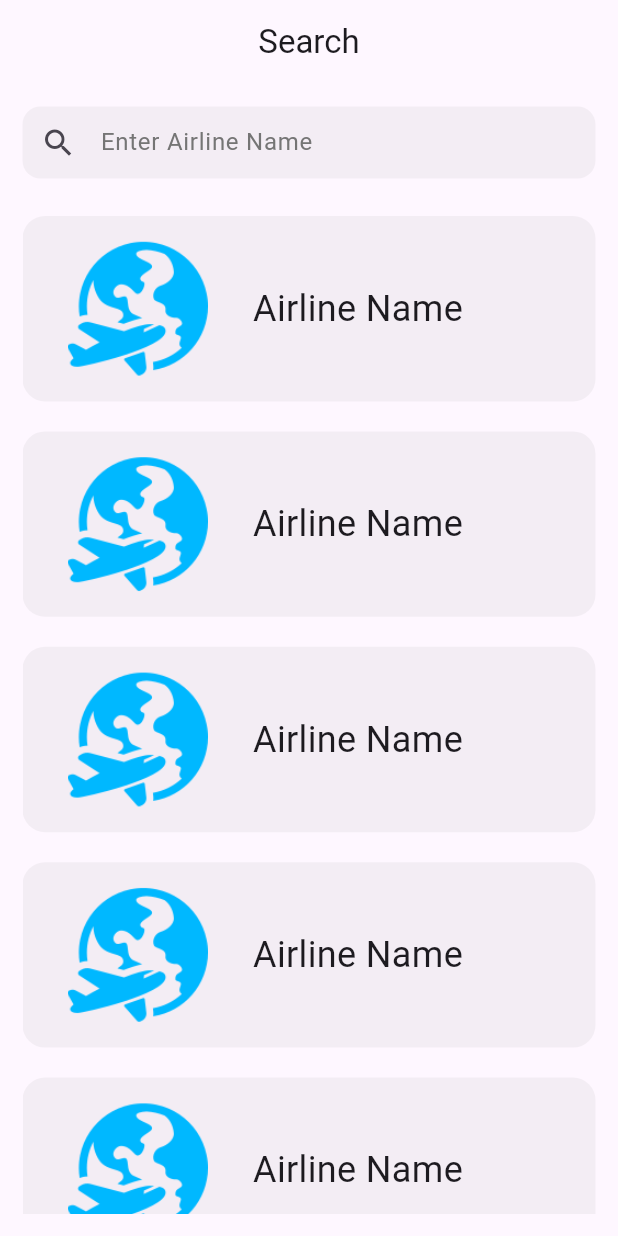
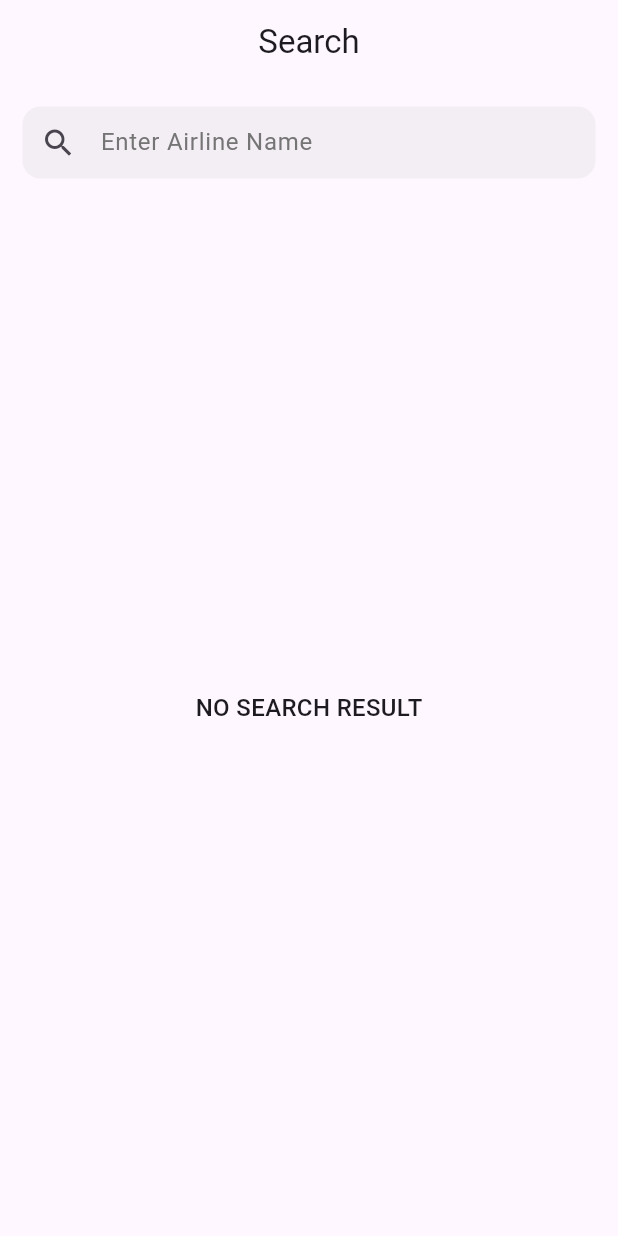
Before and after one commit to Ahmed-Mahrous/airlines, a Flutter app: the SearchScreen screen opened by its route, on a phone screen of 412 x 824 dp. Run offline on Flutter 3.47's test engine with Material 3 defaults, Android fonts, the phone set to English and light mode, and no system bars; our stand-ins replace dartz, dio, equatable, flutter_bloc, flutter_svg, fluttertoast and 5 more; accounts and stored records are empty; network calls fail.

Commit message:
adding search feature

```diff
--- a/lib/core/routes/app_router.dart
+++ b/lib/core/routes/app_router.dart
@@ -34,7 +34,7 @@ abstract class AppRouter {
       ),
       GoRoute(
         path: kSettingsScreen,
-        builder: (context, state) => SettingsScreen(),
+        builder: (context, state) => const SettingsScreen(),
       ),
     ],
   );
--- a/lib/core/utils/app_strings.dart
+++ b/lib/core/utils/app_strings.dart
@@ -16,5 +16,6 @@ class AppStrings {
   static String searchHint = 'Enter Airline Name';
   static String darkModeLabel = 'Dark Mode';
   static String noFavYet = 'YOU HAVE NO FAVOURITE AIRLINES YET';
+  static String noSearchResult = 'NO SEARCH RESULT';
   static String hiveBoxName = 'airlineBox';
 }
--- a/lib/core/widgets/failure_widget.dart
+++ b/lib/core/widgets/failure_widget.dart
@@ -14,7 +14,7 @@ class FailureWidget extends StatelessWidget {
           height: 20,
         ),
         Text(error.toUpperCase(),
-            style: TextStyle(fontSize: 18, fontWeight: FontWeight.w500)),
+            style: const TextStyle(fontSize: 16, fontWeight: FontWeight.w500)),
       ],
     );
   }
--- a/lib/features/home/presentation/views/widgets/airlines_section.dart
+++ b/lib/features/home/presentation/views/widgets/airlines_section.dart
@@ -37,7 +37,7 @@ class _AirlinesSectionState extends State<AirlinesSection> {
             },
           );
         } else if (state is AirlinesError) {
-          return FailureWidget(error: state.message);
+          return Center(child: FailureWidget(error: state.message));
         } else {
           return const Center(
               child: CircularProgressIndicator(
--- a/lib/features/home/presentation/views/widgets/fav_airlines_section.dart
+++ b/lib/features/home/presentation/views/widgets/fav_airlines_section.dart
@@ -94,7 +94,7 @@ class _FavAirlinesSectionState extends State<FavAirlinesSection> {
         return Center(
           child: Text(
             AppStrings.noFavYet,
-            style: const TextStyle(fontSize: 18, fontWeight: FontWeight.w500),
+            style: const TextStyle(fontSize: 16, fontWeight: FontWeight.w500),
           ),
         );
       }
--- a/lib/features/search/presentation/views/search_screen.dart
+++ b/lib/features/search/presentation/views/search_screen.dart
@@ -1,36 +1,89 @@
+import 'package:airlines/core/utils/app_colors.dart';
 import 'package:airlines/core/utils/app_strings.dart';
-import 'package:airlines/features/search/presentation/views/widgets/search_field.dart';
+import 'package:airlines/features/home/presentation/manager/cubit/airlines_cubit/airlines_cubit.dart';
+import 'package:airlines/features/home/presentation/manager/cubit/airlines_cubit/airlines_cubit_states.dart';
 import 'package:airlines/features/search/presentation/views/widgets/search_card.dart';
 import 'package:flutter/material.dart';
+import 'package:flutter_bloc/flutter_bloc.dart';
 
-class SearchScreen extends StatelessWidget {
+class SearchScreen extends StatefulWidget {
   const SearchScreen({super.key});
 
+  @override
+  State<SearchScreen> createState() => _SearchScreenState();
+}
+
+class _SearchScreenState extends State<SearchScreen> {
   @override
   Widget build(BuildContext context) {
     return Scaffold(
       appBar: AppBar(
+        scrolledUnderElevation: 0.0,
+        backgroundColor: Colors.transparent,
         centerTitle: true,
         title: Text(AppStrings.searchTitle),
       ),
       body: Padding(
         padding: const EdgeInsets.all(15.0),
         child: SafeArea(
-          child: Column(children: [
-            const SearchField(),
+          child: BlocBuilder<AirlinesCubit, AirlinesCubitStates>(
+            builder: (context, state) {
+              var airlinesCubit = context.read<AirlinesCubit>();
+              return Column(children: [
+                TextFormField(
+                  keyboardType: TextInputType.text,
+                  textInputAction: TextInputAction.search,
+                  onChanged: (value) {},
+                  onFieldSubmitted: (value) {
+                    setState(() {
+                      airlinesCubit.filterByName(value);
+                    });
+                  },
+                  decoration: InputDecoration(
+                    filled: true,
+                    hintStyle: TextStyle(color: AppColors.darkGrey),
+                    fillColor: AppColors.lightGrey,
+                    contentPadding:
+                        const EdgeInsets.symmetric(horizontal: 16, vertical: 8),
+                    border: const OutlineInputBorder(
+                      borderRadius: BorderRadius.all(Radius.circular(12)),
+                      borderSide: BorderSide.none,
+                    ),
+                    hintText: AppStrings.searchHint,
+                    prefixIcon: const Icon(Icons.search),
+                  ),
+                ),
                 const SizedBox(height: 15.0),
-            Expanded(
+                airlinesCubit.filteredList.isEmpty
+                    ? Expanded(
+                        child: Column(
+                          mainAxisAlignment: MainAxisAlignment.center,
+                          children: [
+                            Text(
+                              AppStrings.noSearchResult,
+                              style: const TextStyle(
+                                  fontSize: 16, fontWeight: FontWeight.w500),
+                            ),
+                          ],
+                        ),
+                      )
+                    : Expanded(
                         child: ListView.builder(
                             padding: EdgeInsets.zero,
-                  itemCount: 10,
+                            itemCount: airlinesCubit.filteredList.length,
                             itemBuilder: (context, index) {
-                    return const Padding(
-                      padding: EdgeInsets.symmetric(vertical: 10.0),
-                      child: SearchCard(),
+                              return Padding(
+                                padding:
+                                    const EdgeInsets.symmetric(vertical: 10.0),
+                                child: SearchCard(
+                                  airline: airlinesCubit.filteredList[index],
+                                ),
                               );
                             }),
                       )
-          ]),
+              ]);
+            },
+          ),
         ),
       ),
     );
--- a/lib/features/search/presentation/views/widgets/search_card.dart
+++ b/lib/features/search/presentation/views/widgets/search_card.dart
@@ -1,16 +1,23 @@
-import 'package:airlines/core/utils/app_assets.dart';
+import 'package:airlines/core/routes/app_router.dart';
 import 'package:airlines/core/utils/app_colors.dart';
+import 'package:airlines/core/utils/app_strings.dart';
 import 'package:airlines/core/utils/screen_utils.dart';
+import 'package:airlines/features/home/data/models/airline_model.dart';
 import 'package:flutter/material.dart';
+import 'package:go_router/go_router.dart';
 
 class SearchCard extends StatelessWidget {
-  const SearchCard({super.key});
-
+  const SearchCard({super.key, required this.airline});
+  final AirlineModel airline;
   @override
   Widget build(BuildContext context) {
     var height = ScreenUtils.getScreenHeight(context);
     var width = ScreenUtils.getScreenWidth(context);
-    return Container(
+    return GestureDetector(
+      onTap: () {
+        GoRouter.of(context).push(AppRouter.kDetailsScreen, extra: airline);
+      },
+      child: Container(
         decoration: BoxDecoration(
           borderRadius: BorderRadius.circular(15),
           color: AppColors.lightGrey,
@@ -23,17 +30,20 @@ class SearchCard extends StatelessWidget {
               SizedBox(
                   width: width * 0.3,
                   height: height * 0.2,
-                child: Image.asset(
-                  AppAssets.appLogo,
+                  child: Image.network(
+                    AppStrings.baseUrl + airline.logo,
                   )),
               const SizedBox(
                 width: 15,
               ),
-            const Text(
-              'Airline Name',
-              style: TextStyle(fontSize: 24),
+              Text(
+                airline.name,
+                style: const TextStyle(fontSize: 15),
+                overflow: TextOverflow.ellipsis,
+                maxLines: 1,
               )
             ],
+          ),
         ),
       ),
     );
--- a/lib/features/search/presentation/views/widgets/search_field.dart
+++ /dev/null
@@ -1,31 +0,0 @@
-import 'package:airlines/core/utils/app_colors.dart';
-import 'package:airlines/core/utils/app_strings.dart';
-import 'package:flutter/material.dart';
-
-class SearchField extends StatelessWidget {
-  const SearchField({super.key});
-
-  @override
-  Widget build(BuildContext context) {
-    return Form(
-      child: TextFormField(
-        keyboardType: TextInputType.text,
-        textInputAction: TextInputAction.search,
-        onChanged: (value) {},
-        decoration: InputDecoration(
-          filled: true,
-          hintStyle: TextStyle(color: AppColors.darkGrey),
-          fillColor: AppColors.lightGrey,
-          contentPadding:
-              const EdgeInsets.symmetric(horizontal: 16, vertical: 8),
-          border: const OutlineInputBorder(
-            borderRadius: BorderRadius.all(Radius.circular(12)),
-            borderSide: BorderSide.none,
-          ),
-          hintText: AppStrings.searchHint,
-          prefixIcon: const Icon(Icons.search),
-        ),
-      ),
-    );
-  }
-}
--- a/lib/features/settings/presentation/views/settings_screen.dart
+++ b/lib/features/settings/presentation/views/settings_screen.dart
@@ -32,8 +32,8 @@ class SettingsScreen extends StatelessWidget {
                   activeColor: AppColors.mainColor,
                 ),
               ],
-        )),
             ),
-    );
+          ),
+        ));
   }
 }
```
Also changed, not shown: lib/features/home/presentation/manager/cubit/airlines_cubit/airlines_cubit.dart (+29 -1 lines). Lines whose indentation alone changed are shown as unchanged.
